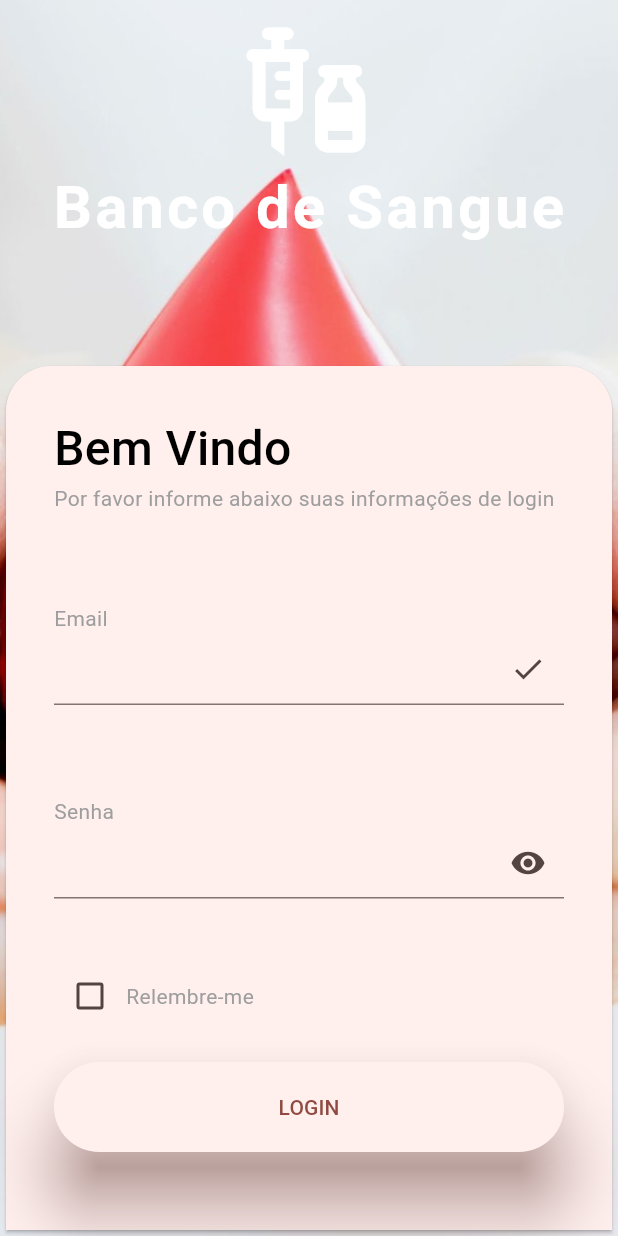
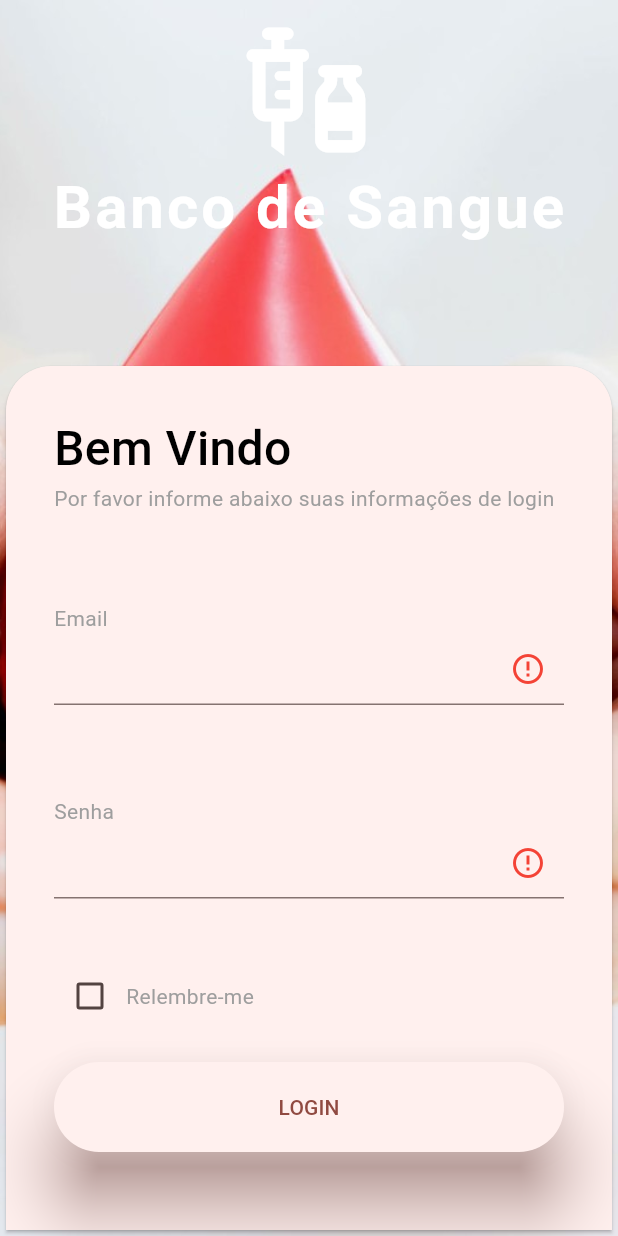
Before and after one commit to MatheusSaleh/AppBancoDeSangue, a Flutter app: the screen it shows after launch, on a phone screen of 412 x 824 dp. Run offline on Flutter 3.47's test engine with Material 2 defaults, Android fonts, the phone set to English and light mode, and no system bars; our stand-ins replace cloud_firestore, firebase_auth, firebase_core; accounts and stored records are empty.

Commit message:
Corrigindo validação no login

```diff
--- a/lib/main.dart
+++ b/lib/main.dart
@@ -212,6 +212,7 @@ bool _isValidPassword(String password) {
     );
   }
 
+
 Widget _buildInputField(TextEditingController controller,
     {isPassword = false, isEmail = false}) {
   return TextField(
@@ -219,20 +220,40 @@ bool _isValidPassword(String password) {
     onChanged: (value) {
       if (isPassword) {
         setState(() {
-          _passwordErrorMessage = _isValidPassword(value) ? "" : _passwordErrorMessage;
+          _isPasswordValid = _isValidPassword(value);
         });
       } else {
         setState(() {
-          _emailErrorMessage = _isValidEmail(value) ? "" : "Email inválido.";
+          _isEmailValid = _isValidEmail(value);
         });
       }
     },
     decoration: InputDecoration(
-        suffixIcon: isPassword ? const Icon(Icons.remove_red_eye) : const Icon(Icons.done),
+      suffixIcon: isPassword
+          ? IconButton(
+              icon: Icon(
+                _isPasswordValid
+                    ? Icons.remove_red_eye
+                    : Icons.error_outline,
+                color: _isPasswordValid ? Colors.green : Colors.red,
+              ),
+              onPressed: () {
+                setState(() {
+                  _isPasswordValid = !_isPasswordValid;
+                });
+              },
+            )
+          : Icon(
+              _isEmailValid ? Icons.done : Icons.error_outline,
+              color: _isEmailValid ? Colors.green : Colors.red,
+            ),
     ),
     obscureText: isPassword,
   );
 }
+
+
+
 
   Widget _buildRememberForgot() {
     return Row(
@@ -259,7 +280,9 @@ bool _isValidPassword(String password) {
     onPressed: () {
       final email = _emailController.text;
       final password = _passwordController.text;
+      if (_isEmailValid && _isPasswordValid) {
         _loginWithEmailAndPassword(context, email, password);
+      }
     },
     style: ElevatedButton.styleFrom(
       shape: const StadiumBorder(),
@@ -273,16 +296,7 @@ bool _isValidPassword(String password) {
 
 Future<void> _loginWithEmailAndPassword(
     BuildContext context, String email, String password) async {
-    final userCredential =
-        await _authService.signInWithEmailAndPassword(email, password);
-    if (userCredential != null) {
-      // ignore: use_build_context_synchronously
-      Navigator.pushReplacement(
-        context,
-        MaterialPageRoute(builder: (context) => HomeScreen()),
-      );
-    } else {
-      // ignore: use_build_context_synchronously
+  if (!_isValidEmail(email) || !_isValidPassword(password)) {
     showDialog(
         context: context,
         builder: (BuildContext context) {
@@ -299,6 +313,16 @@ bool _isValidPassword(String password) {
             ],
           );
         });
+  } else {
+    final userCredential =
+        await _authService.signInWithEmailAndPassword(email, password);
+    if (userCredential != null) {
+      // ignore: use_build_context_synchronously
+      Navigator.pushReplacement(
+        context,
+        MaterialPageRoute(builder: (context) => HomeScreen()),
+      );
+    }
   }
 }
 }
--- a/lib/questionario/resposta.dart
+++ b/lib/questionario/resposta.dart
@@ -8,7 +8,7 @@ class Resposta extends StatelessWidget {
       : super(key: key);
 
   @override
- qq Widget build(BuildContext context) {
+  Widget build(BuildContext context) {
     return SizedBox(
       width: double.infinity,
       child: ElevatedButton(
```
Lines whose indentation alone changed are shown as unchanged.
